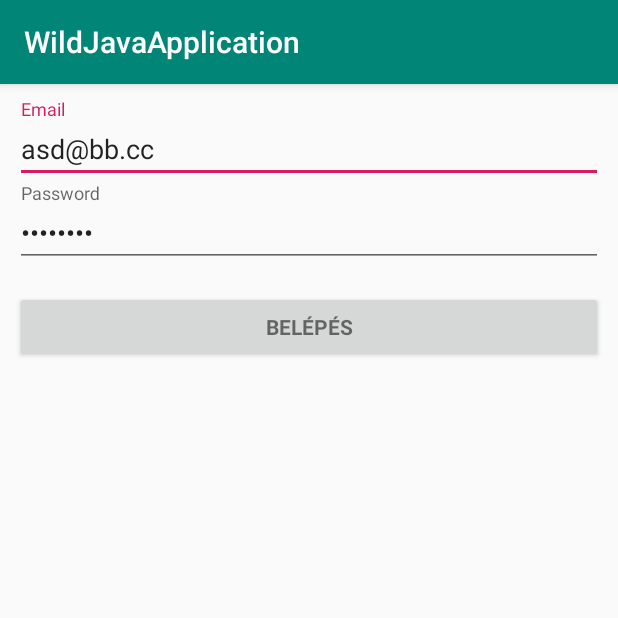
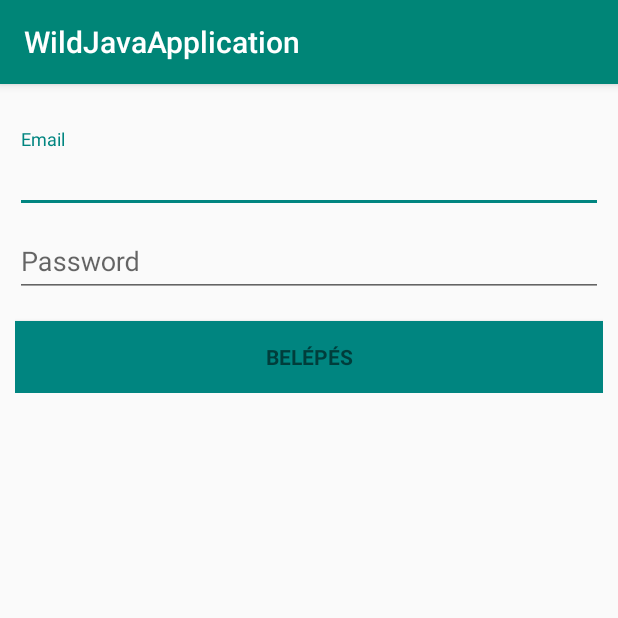
Before and after one commit to martonczirjak/wildApplication, an Android app: the screen it shows after launch (LoginActivity), on a phone screen of 412 x 824 dp, the top half of it. Run offline under Robolectric (Android 15) with nearby library versions, the phone set to English and light mode, and no system bars; our stand-ins replace data binding; libraries missing offline, so code that uses them is left out: com.crashlytics.android, com.rainy.networkhelper, io.fabric.sdk, io.realm; 2 statements that could not run were skipped.

Commit message:
Crashlitycs and some layout redesign

```diff
--- a/app/src/main/AndroidManifest.xml
+++ b/app/src/main/AndroidManifest.xml
@@ -25,6 +25,10 @@
         <activity
             android:name=".wilds.ui.WildsActivity"
             android:screenOrientation="portrait" />
+        <meta-data
+            android:name="io.fabric.ApiKey"
+            android:value="e8432fbb516f4989d07ae3fa27156896faa2b286"
+            />
     </application>
 
 </manifest>
--- a/app/src/main/java/com/plixapp/czirjak/wildjavaapplication/PlixApplication.java
+++ b/app/src/main/java/com/plixapp/czirjak/wildjavaapplication/PlixApplication.java
@@ -2,6 +2,9 @@ package com.plixapp.czirjak.wildjavaapplication;
 
 import android.app.Application;
 
+import com.crashlytics.android.Crashlytics;
+
+import io.fabric.sdk.android.Fabric;
 import io.realm.Realm;
 
 public class PlixApplication extends Application {
@@ -10,5 +13,6 @@ public class PlixApplication extends Application {
     public void onCreate() {
         super.onCreate();
         Realm.init(this);
+        Fabric.with(this, new Crashlytics());
     }
 }
--- a/app/src/main/res/layout/activity_login.xml
+++ b/app/src/main/res/layout/activity_login.xml
@@ -2,23 +2,21 @@
 <layout xmlns:android="http://schemas.android.com/apk/res/android"
     xmlns:tools="http://schemas.android.com/tools">
 
-    <FrameLayout android:layout_width="match_parent"
+    <FrameLayout
+        android:layout_width="match_parent"
         android:layout_height="match_parent">
+
         <LinearLayout
-                android:padding="10dp"
             android:layout_width="match_parent"
             android:layout_height="match_parent"
             android:gravity="center_horizontal"
             android:orientation="vertical"
+            android:padding="10dp"
             tools:context=".LoginActivity">
 
 
-            <ScrollView
-                    android:id="@+id/login_form"
-                    android:layout_width="match_parent"
-                    android:layout_height="match_parent">
-
                 <LinearLayout
+                    android:layout_marginTop="20dp"
                     android:id="@+id/email_login_form"
                     android:layout_width="match_parent"
                     android:layout_height="wrap_content"
@@ -33,10 +31,9 @@
                             android:layout_width="match_parent"
                             android:layout_height="wrap_content"
                             android:hint="@string/prompt_email"
-                                android:text="asd@bb.cc"
                             android:inputType="textEmailAddress"
                             android:maxLines="1"
-                                android:singleLine="true"/>
+                            android:singleLine="true" />
                     </android.support.design.widget.TextInputLayout>
 
                     <android.support.design.widget.TextInputLayout
@@ -47,24 +44,23 @@
                             android:id="@+id/password"
                             android:layout_width="match_parent"
                             android:layout_height="wrap_content"
-                                android:text="asdfasdf"
                             android:hint="@string/prompt_password"
                             android:inputType="textPassword"
                             android:maxLines="1"
-                                android:singleLine="true"/>
+                            android:singleLine="true" />
                     </android.support.design.widget.TextInputLayout>
 
                     <Button
                         android:id="@+id/email_sign_in_button"
                         style="?android:textAppearanceSmall"
+                        android:background="@color/colorAccent"
                         android:layout_width="match_parent"
                         android:layout_height="wrap_content"
                         android:layout_marginTop="16dp"
                         android:text="Belépés"
-                            android:textStyle="bold"/>
+                        android:textStyle="bold" />
 
                 </LinearLayout>
-            </ScrollView>
         </LinearLayout>
         <!-- Login progress -->
         <ProgressBar
--- a/app/src/main/res/values/colors.xml
+++ b/app/src/main/res/values/colors.xml
@@ -2,5 +2,5 @@
 <resources>
     <color name="colorPrimary">#008577</color>
     <color name="colorPrimaryDark">#00574B</color>
-    <color name="colorAccent">#D81B60</color>
+    <color name="colorAccent">#008580</color>
 </resources>
--- a/build.gradle
+++ b/build.gradle
@@ -5,17 +5,18 @@ buildscript {
     repositories {
         google()
         jcenter()
+        maven { url 'https://maven.fabric.io/public' }
     }
     dependencies {
         classpath 'com.android.tools.build:gradle:3.2.1'
         classpath "io.realm:realm-gradle-plugin:5.8.0"
+        classpath 'io.fabric.tools:gradle:1.+'
 
 
         // NOTE: Do not place your application dependencies here; they belong
         // in the individual module build.gradle files
     }
 }
-
 allprojects {
     repositories {
         google()
```
Also changed, not shown: app/build.gradle (+16 -2 lines), 1 other file. Lines whose indentation alone changed are shown as unchanged.
